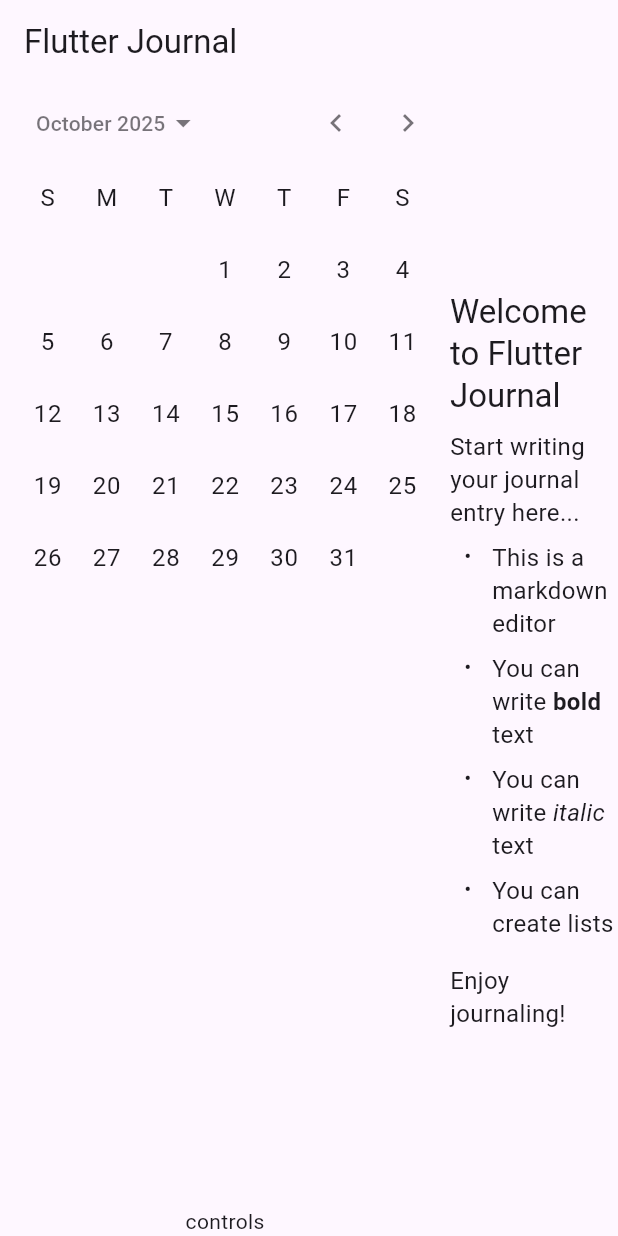
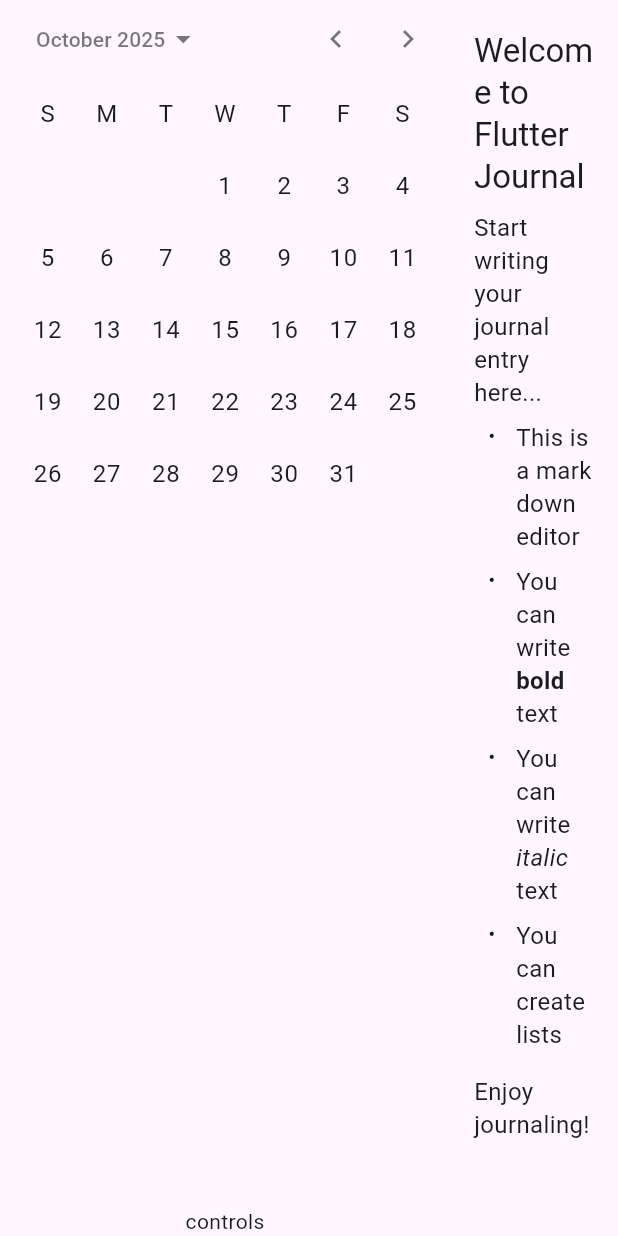
Before and after one commit to dbarkowsky/FlutterJournal, a Flutter app: the WindowsLayout screen opened directly, after a tap on the "chevron left" icon, on a phone screen of 412 x 824 dp. Run offline on Flutter 3.47's test engine with Material 3 defaults, Android fonts, the phone set to English and light mode, and no system bars; our stand-ins replace flutter_markdown_plus, sqflite_common_ffi; missing offline and left inert: cryptography, encrypt; accounts and stored records are empty.

Commit message:
style changes

```diff
--- a/lib/layouts/windows_layout.dart
+++ b/lib/layouts/windows_layout.dart
@@ -7,19 +7,33 @@ class WindowsLayout extends StatelessWidget {
   @override
   Widget build(BuildContext context) {
     return Scaffold(
-      appBar: AppBar(title: Text("Flutter Journal")),
+      // appBar: AppBar(title: Text("Flutter Journal")),
       body: Row(
+        crossAxisAlignment: CrossAxisAlignment.start,
         children: [
           SizedBox(
             width: 300,
             child: Column(
               children: [
-              CalendarDatePicker(initialDate: DateTime.now(), firstDate: DateTime(1970), lastDate: DateTime(DateTime.now().year + 5), onDateChanged: (date){print(date);}),
-              Spacer(),
-              Text('controls'),
-            ],),
+                CalendarDatePicker(
+                  initialDate: DateTime.now(),
+                  firstDate: DateTime(1970),
+                  lastDate: DateTime(DateTime.now().year + 5),
+                  onDateChanged: (date) {
+                    print(date);
+                  },
+                ),
+                Spacer(),
+                Text('controls'),
+              ],
+            ),
           ),
-          Expanded(child: MarkdownEditor(initialText: '## Welcome to Flutter Journal\nStart writing your journal entry here...\n- This is a markdown editor\n- You can write **bold** text\n- You can write _italic_ text\n- You can create lists\n\nEnjoy journaling!')),
+          Expanded(
+            child: MarkdownEditor(
+              initialText:
+                  '## Welcome to Flutter Journal\nStart writing your journal entry here...\n- This is a markdown editor\n- You can write **bold** text\n- You can write _italic_ text\n- You can create lists\n\nEnjoy journaling!',
+            ),
+          ),
         ],
       ),
     );
--- a/lib/widgets/markdown_editor/markdown_block.dart
+++ b/lib/widgets/markdown_editor/markdown_block.dart
@@ -67,6 +67,17 @@ class MarkdownBlock extends StatelessWidget {
             padding: const EdgeInsets.symmetric(vertical: 4),
             child: MarkdownBody(
               data: controller.text,
+              onTapLink: (text, href, title) => {
+                // TODO: Handle link taps
+                print('Link tapped: $text, $href, $title'),
+              },
+              // TODO: Make selection work
+              selectable: false,
+              onSelectionChanged: (text, selection, cause) {
+                print('Selection changed: $selection');
+                print(text);
+                print(cause);
+              },
               styleSheet: MarkdownStyleSheet.fromTheme(
                 Theme.of(context),
               ).copyWith(p: const TextStyle(fontSize: 16, height: 1.4)),
--- a/lib/widgets/markdown_editor/markdown_editor.dart
+++ b/lib/widgets/markdown_editor/markdown_editor.dart
@@ -1,6 +1,8 @@
 import 'package:flutter/material.dart';
 import 'package:journal/widgets/markdown_editor/markdown_block.dart';
-
+// TODO: Markdown blocks should be clumped together when not editing
+// Only the block being edited is a TextField, others are rendered markdown
+// This would make it easier to select larger portions of text for copying, etc.
 class MarkdownEditor extends StatefulWidget {
   final String initialText;
 
@@ -39,6 +41,7 @@ class _MarkdownEditorState extends State<MarkdownEditor> {
   @override
   Widget build(BuildContext context) {
     return SingleChildScrollView(
+      padding: const EdgeInsets.all(16),
       child: Column(
         mainAxisAlignment: MainAxisAlignment.start,
         crossAxisAlignment: CrossAxisAlignment.start,
```
